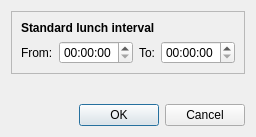
emanuelen5/qt-playground, file src/timereport/ui/settings.ui: the form before one commit.
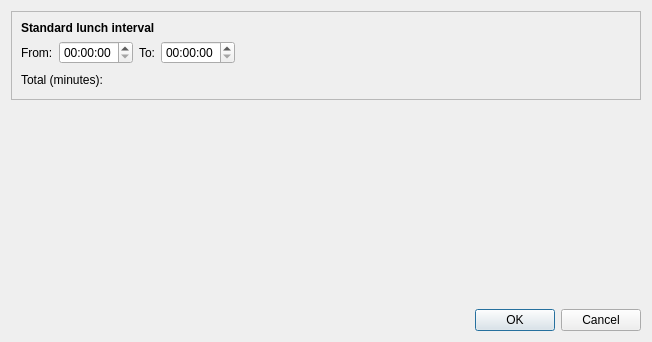
The form after the commit.

Commit message: Storing lunch interval in session settings; displaying lunch total minutes

```diff
--- a/src/timereport/ui/settings.ui
+++ b/src/timereport/ui/settings.ui
@@ -6,28 +6,15 @@
    <rect>
     <x>0</x>
     <y>0</y>
-    <width>247</width>
-    <height>137</height>
+    <width>652</width>
+    <height>342</height>
    </rect>
   </property>
   <property name="windowTitle">
    <string>MainWindow</string>
   </property>
-  <layout class="QGridLayout" name="gridLayout">
-   <item row="1" column="0">
-    <spacer name="verticalSpacer">
-     <property name="orientation">
-      <enum>Qt::Vertical</enum>
-     </property>
-     <property name="sizeHint" stdset="0">
-      <size>
-       <width>20</width>
-       <height>40</height>
-      </size>
-     </property>
-    </spacer>
-   </item>
-   <item row="0" column="0">
+  <layout class="QVBoxLayout" name="verticalLayout_3">
+   <item>
     <widget class="QFrame" name="frame_lunch_time">
      <property name="frameShape">
       <enum>QFrame::StyledPanel</enum>
@@ -78,7 +65,44 @@
           </property>
           <property name="sizeHint" stdset="0">
            <size>
-            <width>13</width>
+            <width>40</width>
+            <height>20</height>
+           </size>
+          </property>
+         </spacer>
+        </item>
+       </layout>
+      </item>
+      <item>
+       <layout class="QHBoxLayout" name="horizontalLayout_2">
+        <item>
+         <widget class="QLabel" name="lbl_lunch">
+          <property name="text">
+           <string>Total (minutes):</string>
+          </property>
+         </widget>
+        </item>
+        <item>
+         <widget class="QLabel" name="lbl_lunch_total_out">
+          <property name="minimumSize">
+           <size>
+            <width>50</width>
+            <height>0</height>
+           </size>
+          </property>
+          <property name="text">
+           <string/>
+          </property>
+         </widget>
+        </item>
+        <item>
+         <spacer name="horizontalSpacer_2">
+          <property name="orientation">
+           <enum>Qt::Horizontal</enum>
+          </property>
+          <property name="sizeHint" stdset="0">
+           <size>
+            <width>40</width>
             <height>20</height>
            </size>
           </property>
@@ -89,7 +113,20 @@
      </layout>
     </widget>
    </item>
-   <item row="2" column="0">
+   <item>
+    <spacer name="verticalSpacer">
+     <property name="orientation">
+      <enum>Qt::Vertical</enum>
+     </property>
+     <property name="sizeHint" stdset="0">
+      <size>
+       <width>20</width>
+       <height>40</height>
+      </size>
+     </property>
+    </spacer>
+   </item>
+   <item>
     <widget class="QDialogButtonBox" name="buttonBox">
      <property name="standardButtons">
       <set>QDialogButtonBox::Cancel|QDialogButtonBox::Ok</set>
```
Left out of the diff: 2 changed lines with no effect on the pictures. The commit also changes 2 other files.
